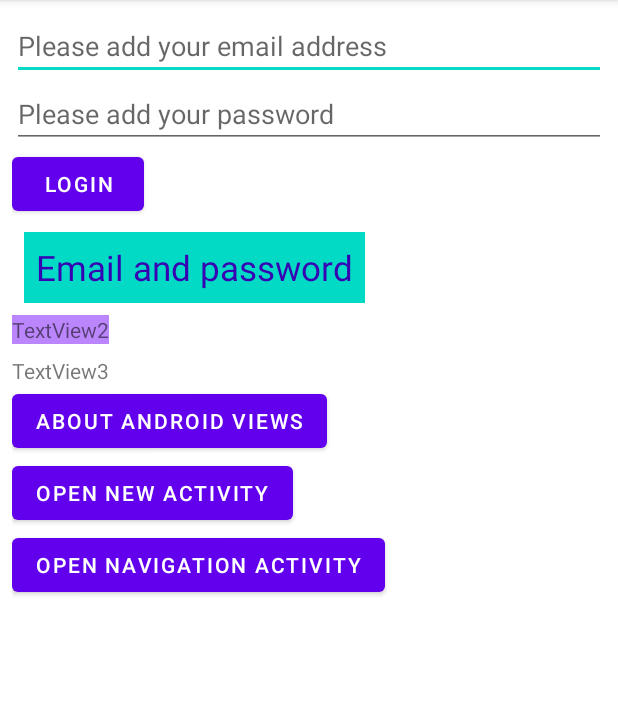
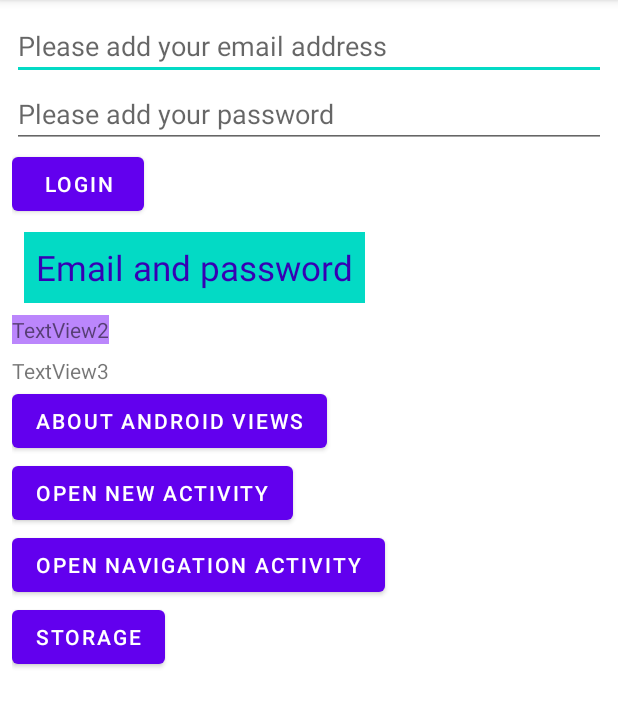
Before and after one commit to AlexandruPaul21/AndroidFall2022-Google, an Android app: the screen it shows after launch (MainActivity), on a phone screen of 412 x 824 dp, the part 84-811 px from its top. Run offline under Robolectric (Android 15) with nearby library versions, the phone set to English and light mode, and no system bars.

```diff
--- a/app/src/main/java/com/alexsirbu/androidfall2022/MainActivity.java
+++ b/app/src/main/java/com/alexsirbu/androidfall2022/MainActivity.java
@@ -14,6 +14,7 @@ import androidx.appcompat.app.AppCompatActivity;
 
 import com.alexsirbu.androidfall2022.activities.FirstActivity;
 import com.alexsirbu.androidfall2022.navigation.NavigationActivity;
+import com.alexsirbu.androidfall2022.storage.StorageActivity;
 
 public class MainActivity extends AppCompatActivity {
     private static final String TAG = "Main Activity";
@@ -24,6 +25,7 @@ public class MainActivity extends AppCompatActivity {
     private Button buttonDisplayAboutAndroid;
     private Button buttonOpenActivity;
     private Button buttonOpenNavigationActivity;
+    private Button buttonOpenStorageActivity;
 
     @Override
     protected void onCreate(Bundle savedInstanceState) {
@@ -34,6 +36,14 @@ public class MainActivity extends AppCompatActivity {
         displayAboutAndroidOnClick();
         openActivityOnClick();
         openNavActOnClick();
+        openStorageActivity();
+    }
+
+    private void openStorageActivity() {
+        buttonOpenStorageActivity.setOnClickListener(view -> {
+            Intent storageActivity = new Intent(MainActivity.this, StorageActivity.class);
+            startActivity(storageActivity);
+        });
     }
 
     private void openNavActOnClick() {
@@ -50,6 +60,7 @@ public class MainActivity extends AppCompatActivity {
         buttonDisplayAboutAndroid = findViewById(R.id.buttonAboutAndroid);
         buttonOpenActivity = findViewById(R.id.buttonOpenActivity);
         buttonOpenNavigationActivity = findViewById(R.id.buttonOpenNavigationActivity);
+        buttonOpenStorageActivity = findViewById(R.id.buttonOpenStorageActivity);
     }
 
     private void displayAboutAndroidOnClick() {
--- a/app/src/main/res/layout/login.xml
+++ b/app/src/main/res/layout/login.xml
@@ -65,4 +65,10 @@
         android:layout_width="wrap_content"
         android:layout_height="wrap_content"
         android:text="@string/open_navigation_activity" />
+
+    <Button
+        android:id="@+id/buttonOpenStorageActivity"
+        android:layout_width="wrap_content"
+        android:layout_height="wrap_content"
+        android:text="@string/storage" />
 </LinearLayout>
--- a/app/src/main/res/values/strings.xml
+++ b/app/src/main/res/values/strings.xml
@@ -42,4 +42,5 @@
     <string name="menu_gallery">Gallery</string>
     <string name="menu_slideshow">Slideshow</string>
     <string name="open_navigation_activity">Open navigation activity</string>
+    <string name="storage">Storage</string>
 </resources>
```
Also changed, not shown: app/src/main/AndroidManifest.xml (+15 -8 lines), app/src/main/java/com/alexsirbu/androidfall2022/storage/ApplicationData.java (added, +58 -0 lines), app/src/main/java/com/alexsirbu/androidfall2022/storage/StorageActivity.java (added, +41 -0 lines), app/src/main/res/layout/activity_storage.xml (added, +9 -0 lines).
